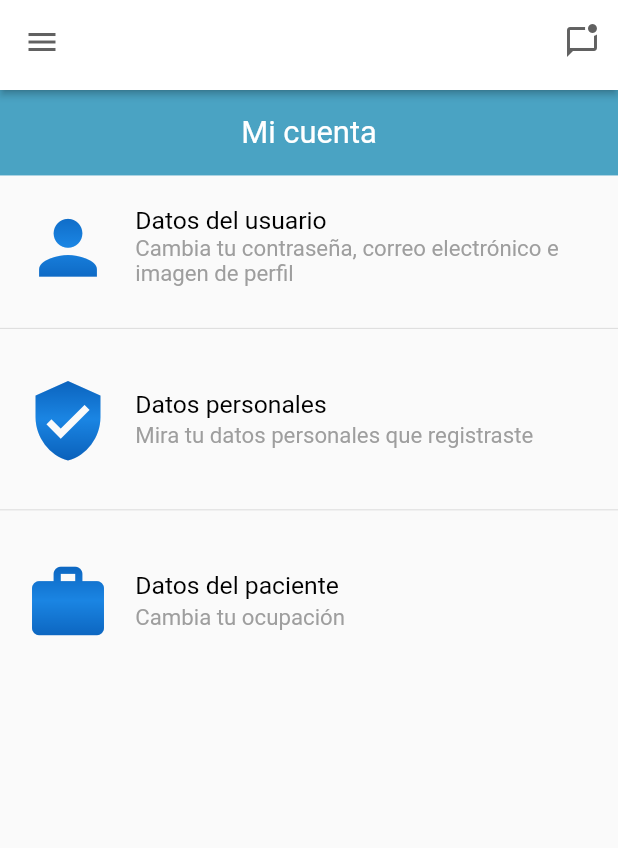
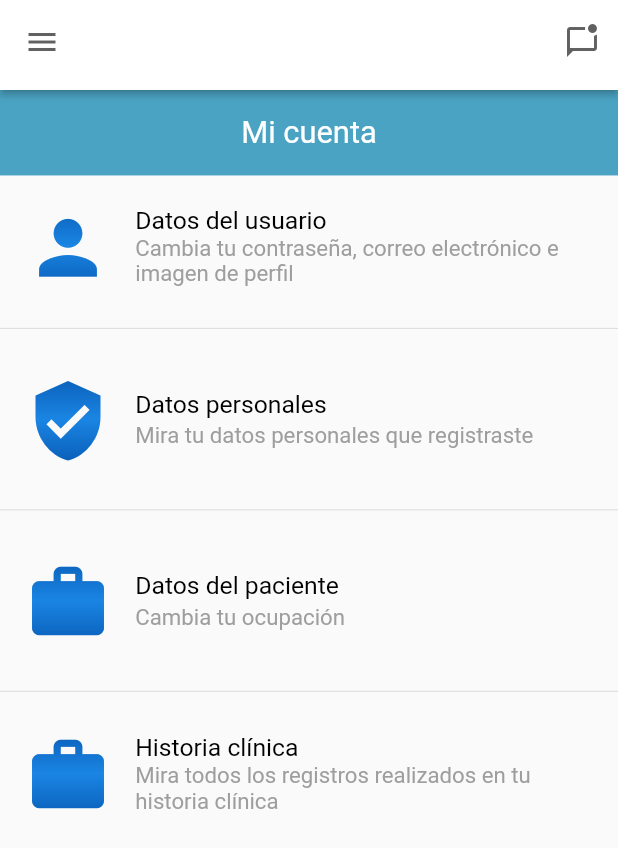
Before and after one commit to flutter-preview/beleningalina20-health_safe_paciente, a Flutter app: the MiCuentaPage screen opened by its route, on a phone screen of 412 x 824 dp. Shown: the top 848 px of the screen. Run offline on Flutter 3.47's test engine with Material 2 defaults, Android fonts, the phone set to English and light mode, and no system bars; our stand-ins replace firebase_core, firebase_messaging, flutter_rating_bar, flutter_secure_storage, geolocator, google_maps_flutter and 4 more; missing offline and left inert: jitsi_meet, mercadopago_sdk; accounts and stored records are empty.

Commit message:
Historia clinica page

```diff
--- a/lib/src/views/pages/mi_cuenta_page.dart
+++ b/lib/src/views/pages/mi_cuenta_page.dart
@@ -33,8 +33,14 @@ class MiCuentaPage extends StatelessWidget {
                 subtitle: "Cambia tu ocupación",
                 icon: Icons.work_rounded,
                 paginaDestino: CuentaDatosPacientePage.routeName),
+            Divider(),
+            ListTileMenuOpcion(
+                title: "Historia clínica",
+                subtitle:
+                    "Mira todos los registros realizados en tu historia clínica",
+                icon: Icons.work_rounded,
+                paginaDestino: HistoriaClinicaPage.routeName),
             // TODO Medios de pagos - obtener los comprobantes de los pagos de los turnos - endpoint de mercado pago
-            // TODO Mi historia clinica
           ],
         ),
       ),
--- a/lib/src/views/pages/pages.dart
+++ b/lib/src/views/pages/pages.dart
@@ -19,3 +19,4 @@ export 'package:health_safe_paciente/src/views/pages/mi_cuenta_page.dart';
 export 'package:health_safe_paciente/src/views/pages/cuenta_datos_usuario_page.dart';
 export 'package:health_safe_paciente/src/views/pages/cuenta_datos_personales_page.dart';
 export 'package:health_safe_paciente/src/views/pages/cuenta_datos_paciente_page.dart';
+export 'package:health_safe_paciente/src/views/pages/historia_clinica_page.dart';
--- a/lib/src/views/routes/routes.dart
+++ b/lib/src/views/routes/routes.dart
@@ -25,4 +25,5 @@ Map<String, WidgetBuilder> getApplicationRoutes() => <String, WidgetBuilder>{
       CuentaDatosPersonalesPage.routeName: (_) =>
           const CuentaDatosPersonalesPage(),
       CuentaDatosPacientePage.routeName: (_) => const CuentaDatosPacientePage(),
+      HistoriaClinicaPage.routeName: (_) => const HistoriaClinicaPage(),
     };
```
Also changed, not shown: lib/src/views/pages/detalle_turno_page.dart (+6 -5 lines), lib/src/views/pages/historia_clinica_page.dart (added, +13 -0 lines).
